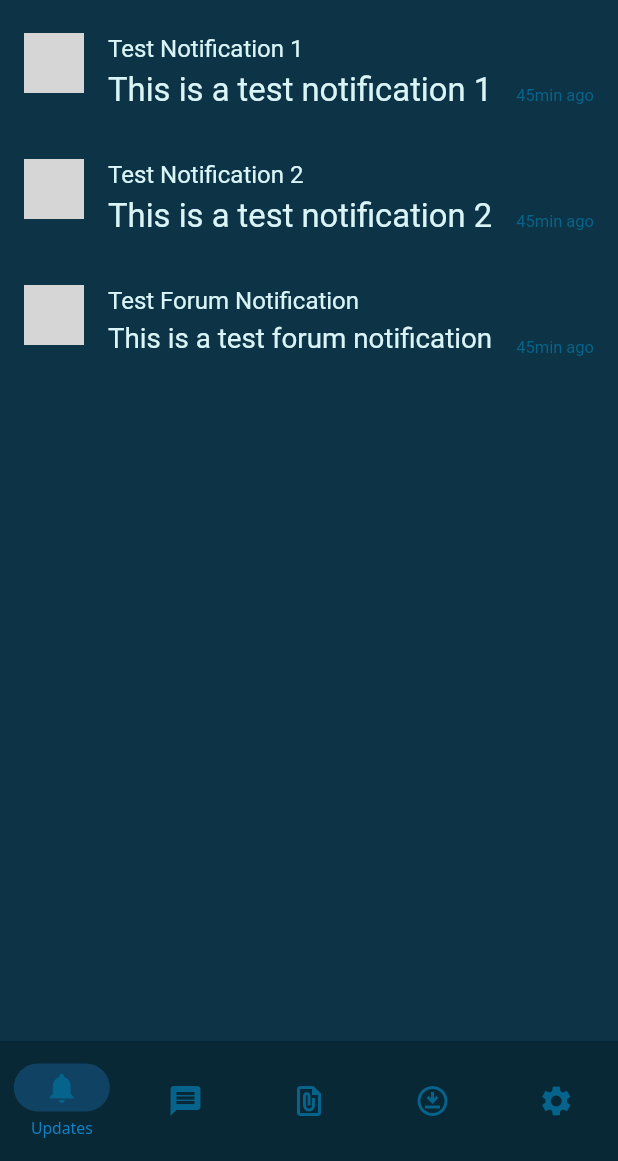
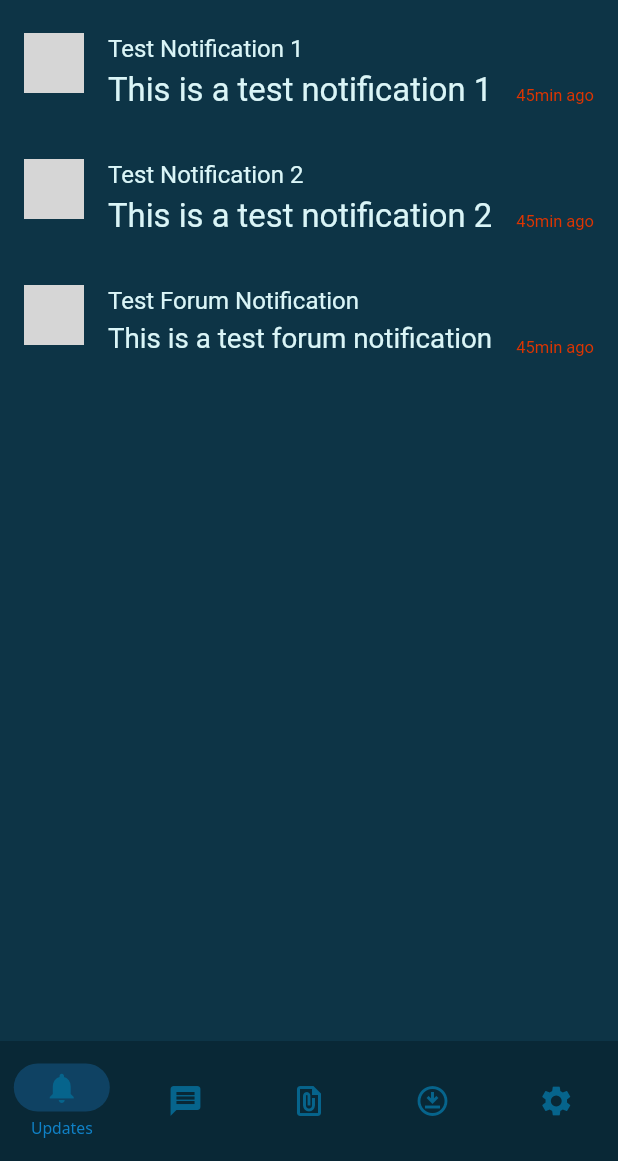
Before and after one commit to karzhartz/school_project, a Flutter app: the screen it shows after launch, after a tap on "Notifications", on a phone screen of 412 x 824 dp, the part 75-1236 px from its top. Run offline on Flutter 3.47's test engine with Material 2 defaults, Android fonts, the phone set to English and light mode, and no system bars; our stand-ins replace flutter_hooks, get, getwidget, google_fonts, hexcolor; network calls fail; grey boxes are pictures that could not be loaded.

Commit message:
18th commit

```diff
--- a/lib/main.dart
+++ b/lib/main.dart
@@ -5,6 +5,7 @@ import 'package:google_fonts/google_fonts.dart';
 import 'package:hexcolor/hexcolor.dart';
 import 'package:school_ui/controllers/notification_controller.dart';
 import 'package:school_ui/pages/forum_page.dart';
+import 'package:school_ui/pages/repository.dart';
 import 'package:school_ui/pages/updates_page.dart';
 import 'package:school_ui/utils/navigation.dart';
 import "./utils/colors.dart" as appColors;
@@ -16,7 +17,7 @@ void main() {
   NavigationSystem.addPages([
     NavigationPage(name: "updates", page: UpdatesPage()),
     NavigationPage(name: "forum", page: ForumPage()),
-    // NavigationPage(name: "repository", page: Repository()),
+    NavigationPage(name: "repository", page: Repository()),
   ]);
 
   Get.put(NotificationController());
--- a/lib/pages/forum_page.dart
+++ b/lib/pages/forum_page.dart
@@ -4,6 +4,7 @@ import 'package:flutter_hooks/flutter_hooks.dart';
 import 'package:get/get.dart';
 import 'package:school_ui/controllers/forum_posts_controller.dart';
 import 'package:school_ui/models/forum_post_model.dart';
+import 'package:school_ui/pages/repository.dart';
 import 'package:school_ui/utils/navigation.dart';
 
 import '../widgets/forum_post_widget.dart';
--- a/lib/utils/navigation.dart
+++ b/lib/utils/navigation.dart
@@ -89,7 +89,7 @@ class NavigationSystem {
         NavigationSystem.navigate("forum");
         break;
       default:
-        NavigationSystem.navigate("updates");
+        NavigationSystem.navigate("repository");
     }
     currentBottomNavPageIndex.value = index;
   }
--- a/lib/widgets/notification_widget.dart
+++ b/lib/widgets/notification_widget.dart
@@ -49,7 +49,7 @@ class NotificationWidget extends StatelessWidget {
             Text(
               "45min ago",
               style: TextStyle(
-                color: HexColor(appColors.blue3),
+                color: Color.fromARGB(255, 223, 52, 0),
                 fontSize: 11,
               ),
             ),
```
Also changed, not shown: lib/pages/repository.dart (+20 -0 lines).
